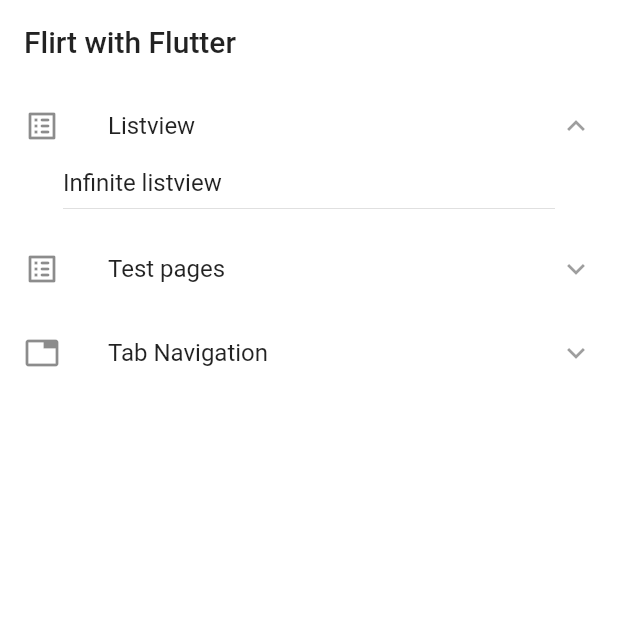
After one commit to arguswaikhom/flirt_with_flutter, a Flutter app: the screen it shows after launch, after a tap on "Listview", on a phone screen of 412 x 824 dp, the top half of it. The commit adds this screen. Run offline on Flutter 3.47's test engine with Material 2 defaults, Android fonts, the phone set to English and light mode, and no system bars; our stand-ins replace infinite_scroll_pagination.

Commit message:
Replacing ExpansionPanelList with custom ExpansionEntryList

```diff
--- a/lib/flirt_with_flutter.dart
+++ b/lib/flirt_with_flutter.dart
@@ -1,5 +1,6 @@
 // model
 export 'model/expandable_nav_group.dart';
+export 'model/expansion_entry.dart';
 export 'model/title_nav.dart';
 // page
 export 'page/biting_stream_builder_page.dart';
@@ -13,3 +14,5 @@ export 'page/tab/toggle_tab_page.dart';
 // res
 export 'res/app_nav_list.dart';
 export 'res/app_string.dart';
+// widget
+export 'widget/expansion_entry_list.dart';
--- /dev/null
+++ b/lib/model/expansion_entry.dart
@@ -0,0 +1,18 @@
+import 'package:flutter/material.dart';
+
+typedef ExpansionEntryHeaderBuilder = Widget Function(bool isExpanded);
+
+class ExpansionEntry {
+  final bool isExpanded;
+  final ExpansionEntryHeaderBuilder headerBuilder;
+  final Widget body;
+
+  const ExpansionEntry({
+    Key key,
+    @required this.isExpanded,
+    @required this.headerBuilder,
+    @required this.body,
+  })  : assert(headerBuilder != null),
+        assert(body != null),
+        assert(isExpanded != null);
+}
--- a/lib/page/home_page.dart
+++ b/lib/page/home_page.dart
@@ -16,42 +16,35 @@ class _HomePageState extends State<HomePage> {
         elevation: 0,
         title: Text(AppString.appName),
       ),
-      body: SingleChildScrollView(
-        child: Container(
-          child: _getBodyContent(),
-        ),
-      ),
+      body: _getBodyContent(),
     );
   }
 
-  _getBodyContent() {
+  Widget _getBodyContent() {
     final navList = AppNavList.list;
 
-    return ExpansionPanelList(
-      elevation: 0,
-      expansionCallback: (index, isExpanded) {
+    return ExpansionEntryList(
+      children: navList.map<ExpansionEntry>((ExpandableNavGroup nav) {
+        return ExpansionEntry(
+          headerBuilder: (bool isExpanded) {
+            return ListTile(
+              title: Text(nav.label),
+              leading: Icon(nav.icon),
+            );
+          },
+          body: _getExpandedChildren(nav),
+          isExpanded: nav.isExpanded,
+        );
+      }).toList(),
+      expansionCallback: (int index, bool isExpanded) {
         setState(() {
           navList[index].isExpanded = !isExpanded;
         });
       },
-      children: navList.map<ExpansionPanel>(
-        (ExpandableNavGroup nav) {
-          return ExpansionPanel(
-            headerBuilder: (BuildContext context, bool isExpanded) {
-              return ListTile(
-                title: Text(nav.label),
-                leading: Icon(nav.icon),
-              );
-            },
-            body: _getExpandedChildren(nav),
-            isExpanded: nav.isExpanded,
-          );
-        },
-      ).toList(),
     );
   }
 
-  _getExpandedChildren(final ExpandableNavGroup nav) {
+  Widget _getExpandedChildren(final ExpandableNavGroup nav) {
     return ListView.builder(
       shrinkWrap: true,
       itemCount: nav.children.length,
--- /dev/null
+++ b/lib/widget/expansion_entry_list.dart
@@ -0,0 +1,67 @@
+import 'package:flirt_with_flutter/flirt_with_flutter.dart';
+import 'package:flutter/material.dart';
+
+typedef ExpansionCallback = void Function(int index, bool isExpanded);
+
+class ExpansionEntryList extends StatelessWidget {
+  final List<ExpansionEntry> children;
+  final ExpansionCallback expansionCallback;
+
+  const ExpansionEntryList({
+    Key key,
+    this.expansionCallback,
+    this.children = const <ExpansionEntry>[],
+  })  : assert(children != null),
+        super(key: key);
+
+  @override
+  Widget build(BuildContext context) {
+    return ListView.builder(
+      itemCount: children.length,
+      itemBuilder: (context, index) {
+        return _getExpansionEntryWidget(index);
+      },
+    );
+  }
+
+  Widget _getExpansionEntryWidget(int index) {
+    final ExpansionEntry ee = children[index];
+
+    final Widget header = InkWell(
+      child: Row(
+        children: [
+          Expanded(child: ee.headerBuilder(ee.isExpanded)),
+          ExpandIcon(
+            isExpanded: ee.isExpanded,
+            padding: const EdgeInsets.all(16.0),
+            onPressed: null,
+          ),
+        ],
+      ),
+      onTap: () => expansionCallback != null
+          ? expansionCallback(index, ee.isExpanded)
+          : () {},
+    );
+
+    if (ee.isExpanded) {
+      return Column(
+        children: <Widget>[
+          header,
+          AnimatedCrossFade(
+            firstChild: Container(height: 0.0),
+            secondChild: ee.body,
+            firstCurve: const Interval(0.0, 0.6, curve: Curves.fastOutSlowIn),
+            secondCurve: const Interval(0.4, 1.0, curve: Curves.fastOutSlowIn),
+            sizeCurve: Curves.fastOutSlowIn,
+            crossFadeState: ee.isExpanded
+                ? CrossFadeState.showSecond
+                : CrossFadeState.showFirst,
+            duration: const Duration(milliseconds: 200),
+          ),
+        ],
+      );
+    }
+
+    return header;
+  }
+}
```
